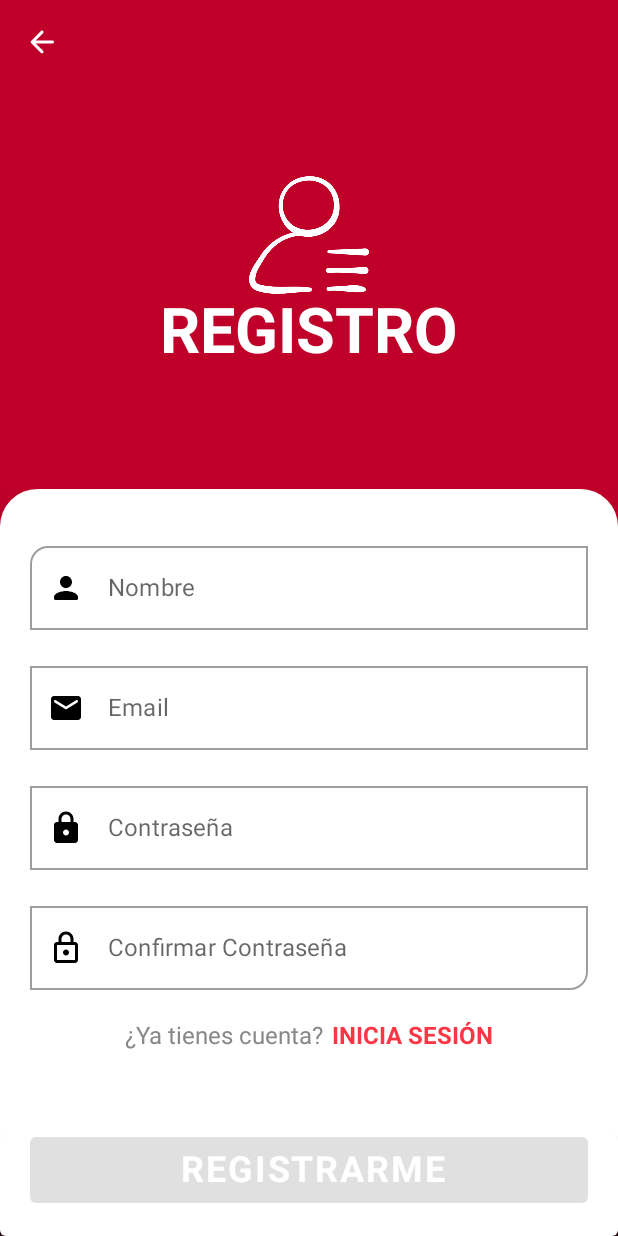
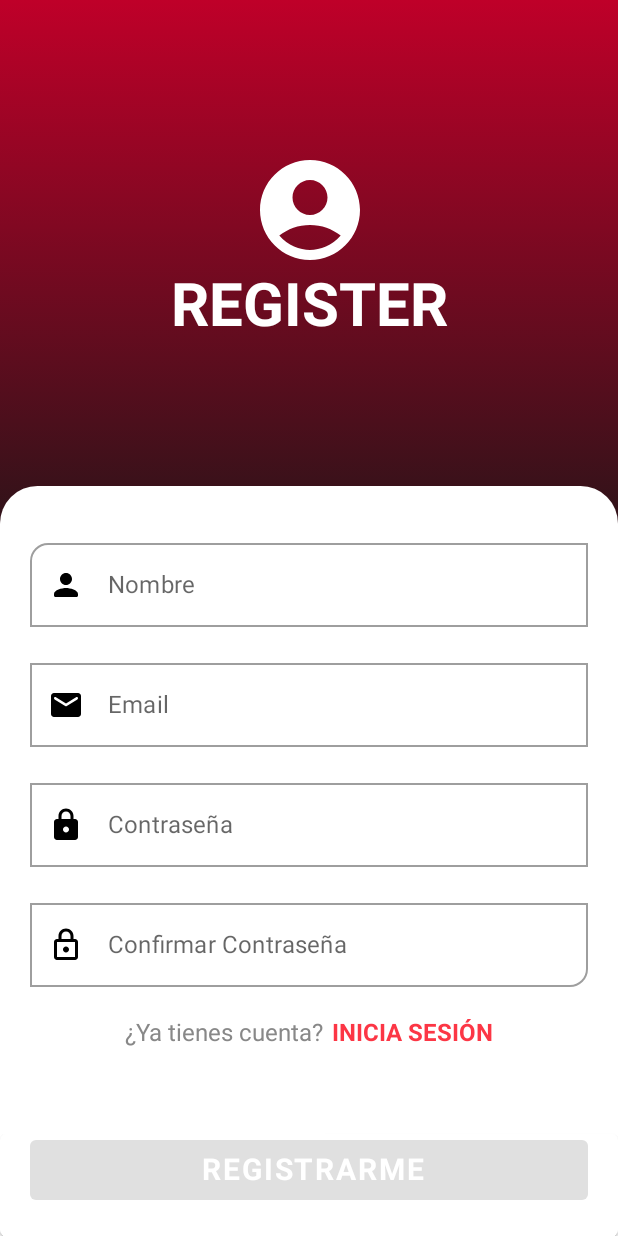
Before and after one commit to DiegoRodriguez3D/Quotes, an Android app built with Jetpack Compose: the SingupScreen screen opened through its navigation route, on a phone screen of 412 x 824 dp. Run offline under Robolectric (Android 15) with nearby library versions, the phone set to English and light mode, and no system bars; our stand-ins replace Dagger/Hilt's generated code, Firebase (no records; nobody signed in at launch, a user with empty details on screens opened directly).

Commit message:
Fix Diseño UI

```diff
--- a/app/src/main/java/com/diegoRB/quotes/presentation/components/DefaultButton.kt
+++ b/app/src/main/java/com/diegoRB/quotes/presentation/components/DefaultButton.kt
@@ -45,7 +45,7 @@ fun DefaultButton( //Introduzco parámetros en la función, de forma que pueda r
             Spacer(modifier = Modifier.width(5.dp))
             Text(
                 text = text,
-                fontSize = 24.sp,
+                fontSize = 20.sp,
                 fontWeight = FontWeight.Bold,
                 color = textColor
             )
--- a/app/src/main/java/com/diegoRB/quotes/presentation/components/DefaultTopBar.kt
+++ b/app/src/main/java/com/diegoRB/quotes/presentation/components/DefaultTopBar.kt
@@ -25,7 +25,7 @@ fun DefaultTopBar(
 ) {
     TopAppBar(
         modifier = Modifier.fillMaxWidth(),
-        title = {Text(text = title, fontSize =23.sp, color = contentColor)},
+        title = {Text(text = title, fontSize =14.sp, color = contentColor)},
         backgroundColor = color,
         elevation = 0.dp,
         navigationIcon = {
--- a/app/src/main/java/com/diegoRB/quotes/presentation/components/DefaultTopBarCentered.kt
+++ b/app/src/main/java/com/diegoRB/quotes/presentation/components/DefaultTopBarCentered.kt
@@ -12,7 +12,6 @@ import androidx.compose.ui.Modifier
 import androidx.compose.ui.text.font.FontWeight
 import androidx.compose.ui.text.style.TextAlign
 import androidx.compose.ui.unit.dp
-import androidx.compose.ui.unit.sp
 import androidx.navigation.NavHostController
 import com.diegoRB.quotes.presentation.ui.theme.White50
 
@@ -63,8 +62,7 @@ fun DefaultTopBarCentered(
                             textAlign = TextAlign.Center,
                             fontWeight = FontWeight.Bold,
                             maxLines = 1,
-                            color = contentColor,
-                            fontSize = 28.sp
+                            color = contentColor
                         )
                     }
                 }
--- a/app/src/main/java/com/diegoRB/quotes/presentation/components/DialogDeleteQuote.kt
+++ b/app/src/main/java/com/diegoRB/quotes/presentation/components/DialogDeleteQuote.kt
@@ -12,7 +12,6 @@ import androidx.compose.runtime.MutableState
 import androidx.compose.ui.Modifier
 import androidx.compose.ui.draw.clip
 import androidx.compose.ui.unit.dp
-import androidx.compose.ui.unit.sp
 import com.diegoRB.quotes.presentation.ui.theme.Black900
 import com.diegoRB.quotes.presentation.ui.theme.White50
 
@@ -33,7 +32,7 @@ fun DialogDeleteQuote(
             onDismissRequest = { status.value = false },
             backgroundColor = White50,
             title = {
-                Text(text = "¿Desea eliminar la publicación?", fontSize = 16.sp, color = Black900)
+                Text(text = "¿Desea eliminar la publicación?", color = Black900)
             },
             buttons = {
                 Row(
@@ -42,7 +41,7 @@ fun DialogDeleteQuote(
                 ) {
                     Button(
                         modifier = Modifier.width(130.dp),
-                        onClick = { status.value = false; deleteQuote() } //El status.value=false oculta el dialogo al seleccionar una de las opciones!
+                        onClick = { status.value = false; deleteQuote() }
                     ) {
                         Text(text = "Si", color = White50)
                     }
--- a/app/src/main/java/com/diegoRB/quotes/presentation/screens/detail_quote/components/DetailQuoteContent.kt
+++ b/app/src/main/java/com/diegoRB/quotes/presentation/screens/detail_quote/components/DetailQuoteContent.kt
@@ -71,7 +71,7 @@ fun DetailQuoteContent(viewModel: DetailQuoteViewModel = hiltViewModel()) {
                             Spacer(modifier = Modifier.width(10.dp))
                             Text(
                                 text = viewModel.quote.user?.name ?: "",
-                                fontSize = 20.sp,
+                                fontSize = 14.sp,
                                 fontWeight = FontWeight.Bold
                             )
                         }
@@ -113,7 +113,7 @@ fun DetailQuoteContent(viewModel: DetailQuoteViewModel = hiltViewModel()) {
 
                         Spacer(modifier = Modifier.width(10.dp))
 
-                        Text(text = viewModel.quote.category, fontSize = 20.sp, fontWeight = FontWeight.Bold, color = Color.White)
+                        Text(text = viewModel.quote.category, fontSize = 14.sp, fontWeight = FontWeight.Bold, color = Color.White)
                     }
                 }
             }
--- a/app/src/main/java/com/diegoRB/quotes/presentation/screens/login/LoginScreen.kt
+++ b/app/src/main/java/com/diegoRB/quotes/presentation/screens/login/LoginScreen.kt
@@ -8,12 +8,9 @@ import androidx.compose.ui.Modifier
 import androidx.compose.ui.unit.dp
 import androidx.hilt.navigation.compose.hiltViewModel
 import androidx.navigation.NavHostController
-import com.diegoRB.quotes.presentation.screens.login.LoginViewModel
 import com.diegoRB.quotes.presentation.components.DefaultButton
-import com.diegoRB.quotes.presentation.components.DefaultTopBar
 import com.diegoRB.quotes.presentation.screens.login.components.Login
 import com.diegoRB.quotes.presentation.screens.login.components.LoginContent
-import com.diegoRB.quotes.presentation.ui.theme.Red900
 import com.diegoRB.quotes.presentation.ui.theme.White50
 
 @SuppressLint("UnusedMaterialScaffoldPaddingParameter")
@@ -22,11 +19,7 @@ fun LoginScreen(navController: NavHostController, viewModel: LoginViewModel = hi
 
     Scaffold(
         topBar = {
-                 DefaultTopBar(
-                     title = "",
-                     hasNavBack = false,
-                     color = Red900
-                 )
+
         },
         content = {
             Column {
--- a/app/src/main/java/com/diegoRB/quotes/presentation/screens/login/components/LoginContent.kt
+++ b/app/src/main/java/com/diegoRB/quotes/presentation/screens/login/components/LoginContent.kt
@@ -2,7 +2,9 @@ package com.diegoRB.quotes.presentation.screens.login.components
 
 import androidx.compose.foundation.background
 import androidx.compose.foundation.layout.*
+import androidx.compose.foundation.rememberScrollState
 import androidx.compose.foundation.shape.RoundedCornerShape
+import androidx.compose.foundation.verticalScroll
 import androidx.compose.material.*
 import androidx.compose.material.icons.Icons
 import androidx.compose.material.icons.rounded.*
@@ -10,14 +12,12 @@ import androidx.compose.runtime.*
 import androidx.compose.ui.Alignment
 import androidx.compose.ui.Modifier
 import androidx.compose.ui.graphics.Brush
-import androidx.compose.ui.res.painterResource
 import androidx.compose.ui.text.font.FontWeight
 import androidx.compose.ui.text.input.KeyboardType
 import androidx.compose.ui.unit.dp
 import androidx.compose.ui.unit.sp
 import androidx.hilt.navigation.compose.hiltViewModel
 import androidx.navigation.NavHostController
-import com.diegoRB.quotes.R
 import com.diegoRB.quotes.presentation.components.DefaultTextField
 import com.diegoRB.quotes.presentation.screens.login.LoginViewModel
 import com.diegoRB.quotes.presentation.ui.theme.Black900
@@ -25,42 +25,42 @@ import com.diegoRB.quotes.presentation.ui.theme.Red900
 import com.diegoRB.quotes.presentation.ui.theme.White50
 
 @Composable
-fun LoginContent(navController: NavHostController,viewModel: LoginViewModel = hiltViewModel()) {
+fun LoginContent(navController: NavHostController, viewModel: LoginViewModel = hiltViewModel()) {
     val state = viewModel.state
 
-
-    Box(modifier = Modifier.fillMaxSize()) {
     Column(
         modifier = Modifier
             .fillMaxSize()
+            .verticalScroll(rememberScrollState())
             .background(
                 brush = Brush.verticalGradient(
                     colors = listOf(
                         Red900,
                         Black900,
                         White50
-                        ), startY = 400f, endY = 2200f
                     )
                 )
-        ){
-            Box(modifier = Modifier
-                .fillMaxWidth()
-                .height(250.dp)
+            ),
+        verticalArrangement = Arrangement.SpaceBetween,
+        horizontalAlignment = Alignment.CenterHorizontally
     ) {
         Column(
-                    modifier = Modifier.fillMaxSize(),
+            modifier = Modifier
+                .padding(top = 100.dp, bottom = 50.dp),
             horizontalAlignment = Alignment.CenterHorizontally,
-                    verticalArrangement = Arrangement.Center
         ) {
-                    Icon(modifier = Modifier.size(80.dp), painter = painterResource(id = R.drawable.login_icon ), contentDescription = "", tint = White50)
-                    Text(text = "LOGIN", fontSize = 42.sp, fontWeight = FontWeight.Bold, color = White50)
-                }
+            Icon(
+                modifier = Modifier.size(80.dp),
+                imageVector = Icons.Rounded.Person,
+                contentDescription = "",
+                tint = White50
+            )
+            Text(text = "LOGIN", fontSize = 40.sp, fontWeight = FontWeight.Bold, color = White50)
         }
 
         Card(
             modifier = Modifier
-                    .padding(top = 20.dp, bottom = 40.dp)
-                    .fillMaxSize(),
+                .height(500.dp),
             shape = RoundedCornerShape(25.dp),
             backgroundColor = White50,
             elevation = 0.dp
@@ -69,18 +69,19 @@ fun LoginContent(navController: NavHostController,viewModel: LoginViewModel = hi
                 modifier = Modifier
                     .fillMaxSize()
                     .padding(vertical = 30.dp, horizontal = 20.dp),
-                    horizontalAlignment = Alignment.CenterHorizontally
+                horizontalAlignment = Alignment.CenterHorizontally,
+                verticalArrangement = Arrangement.Top
             ) {
                 DefaultTextField(
                     modifier = Modifier.fillMaxWidth(),
                     value = state.email,
-                        onValueChange = {viewModel.onEmailInput(it)},
+                    onValueChange = { viewModel.onEmailInput(it) },
                     label = "Email",
                     icon = Icons.Rounded.Email,
                     tipo = KeyboardType.Email,
                     shape = RoundedCornerShape(topStart = 12.dp),
                     errorMsg = viewModel.emailErrMsg,
-                        validateField = {viewModel.validateEmail()}
+                    validateField = { viewModel.validateEmail() }
                 )
 
                 Spacer(modifier = Modifier.height(5.dp))
@@ -88,14 +89,14 @@ fun LoginContent(navController: NavHostController,viewModel: LoginViewModel = hi
                 DefaultTextField(
                     modifier = Modifier.fillMaxWidth(),
                     value = state.password,
-                        onValueChange = {viewModel.onPasswordInput(it)},
+                    onValueChange = { viewModel.onPasswordInput(it) },
                     label = "Contraseña",
                     icon = Icons.Rounded.Lock,
                     tipo = KeyboardType.Password,
                     hideText = true,
                     shape = RoundedCornerShape(bottomEnd = 12.dp),
                     errorMsg = viewModel.passErrMsg,
-                        validateField = {viewModel.validatePassword()}
+                    validateField = { viewModel.validatePassword() }
                 )
 
                 Spacer(modifier = Modifier.height(5.dp))
@@ -105,4 +106,3 @@ fun LoginContent(navController: NavHostController,viewModel: LoginViewModel = hi
         }
     }
 }
-}
--- a/app/src/main/java/com/diegoRB/quotes/presentation/screens/singup/SingupScreen.kt
+++ b/app/src/main/java/com/diegoRB/quotes/presentation/screens/singup/SingupScreen.kt
@@ -10,10 +10,8 @@ import androidx.compose.ui.unit.dp
 import androidx.hilt.navigation.compose.hiltViewModel
 import androidx.navigation.NavHostController
 import com.diegoRB.quotes.presentation.components.DefaultButton
-import com.diegoRB.quotes.presentation.components.DefaultTopBar
 import com.diegoRB.quotes.presentation.screens.singup.components.Singup
 import com.diegoRB.quotes.presentation.screens.singup.components.SingupContent
-import com.diegoRB.quotes.presentation.ui.theme.Red900
 import com.diegoRB.quotes.presentation.ui.theme.White50
 
 @SuppressLint("UnusedMaterialScaffoldPaddingParameter")
@@ -21,12 +19,6 @@ import com.diegoRB.quotes.presentation.ui.theme.White50
 fun SingupScreen(navController: NavHostController, viewModel: SingupViewModel = hiltViewModel()) {
     Scaffold(
         topBar = {
-                 DefaultTopBar(
-                     title = "",
-                     hasNavBack = true,
-                     navController = navController,
-                     color = Red900
-                 )
         },
         content = {
                 SingupContent(navController)
--- a/app/src/main/java/com/diegoRB/quotes/presentation/screens/singup/components/SingupContent.kt
+++ b/app/src/main/java/com/diegoRB/quotes/presentation/screens/singup/components/SingupContent.kt
@@ -2,10 +2,13 @@ package com.diegoRB.quotes.presentation.screens.singup.components
 
 import androidx.compose.foundation.background
 import androidx.compose.foundation.layout.*
+import androidx.compose.foundation.rememberScrollState
 import androidx.compose.foundation.shape.RoundedCornerShape
+import androidx.compose.foundation.verticalScroll
 import androidx.compose.material.*
 import androidx.compose.material.icons.Icons
 import androidx.compose.material.icons.outlined.Lock
+import androidx.compose.material.icons.rounded.AccountCircle
 import androidx.compose.material.icons.rounded.Email
 import androidx.compose.material.icons.rounded.Lock
 import androidx.compose.material.icons.rounded.Person
@@ -13,14 +16,12 @@ import androidx.compose.runtime.*
 import androidx.compose.ui.Alignment
 import androidx.compose.ui.Modifier
 import androidx.compose.ui.graphics.Brush
-import androidx.compose.ui.res.painterResource
 import androidx.compose.ui.text.font.FontWeight
 import androidx.compose.ui.text.input.KeyboardType
 import androidx.compose.ui.unit.dp
 import androidx.compose.ui.unit.sp
 import androidx.hilt.navigation.compose.hiltViewModel
 import androidx.navigation.NavHostController
-import com.diegoRB.quotes.R
 import com.diegoRB.quotes.presentation.components.DefaultTextField
 import com.diegoRB.quotes.presentation.screens.singup.SingupViewModel
 import com.diegoRB.quotes.presentation.ui.theme.Black900
@@ -28,43 +29,43 @@ import com.diegoRB.quotes.presentation.ui.theme.Red900
 import com.diegoRB.quotes.presentation.ui.theme.White50
 
 @Composable
-fun SingupContent(navController: NavHostController,viewModel: SingupViewModel = hiltViewModel()) {
+fun SingupContent(navController: NavHostController, viewModel: SingupViewModel = hiltViewModel()) {
 
     val state = viewModel.state
 
-
-    Box(modifier = Modifier.fillMaxSize()) {
     Column(
         modifier = Modifier
             .fillMaxSize()
+            .verticalScroll(rememberScrollState())
             .background(
                 brush = Brush.verticalGradient(
                     colors = listOf(
                         Red900,
                         Black900,
                         White50
-                        ), startY = 400f, endY = 2200f
                     )
                 )
-        ){
-            Box(modifier = Modifier
-                .fillMaxWidth()
-                .height(250.dp)
+            ),
+        verticalArrangement = Arrangement.SpaceBetween,
+        horizontalAlignment = Alignment.CenterHorizontally
     ) {
         Column(
-                    modifier = Modifier.fillMaxSize(),
+            modifier = Modifier
+                .padding(top = 100.dp, bottom = 50.dp),
             horizontalAlignment = Alignment.CenterHorizontally,
-                    verticalArrangement = Arrangement.Center
         ) {
-                    Icon(modifier = Modifier.size(80.dp), painter = painterResource(id = R.drawable.register_icon), contentDescription = "", tint = White50)
-                    Text(text = "REGISTRO", fontSize = 42.sp, fontWeight = FontWeight.Bold, color = White50)
-                }
+            Icon(
+                modifier = Modifier.size(80.dp),
+                imageVector = Icons.Rounded.AccountCircle,
+                contentDescription = "",
+                tint = White50
+            )
+            Text(text = "REGISTER", fontSize = 40.sp, fontWeight = FontWeight.Bold, color = White50)
         }
 
         Card(
             modifier = Modifier
-                    .padding(top = 20.dp, bottom = 40.dp)
-                    .fillMaxSize(),
+                .height(500.dp),
             shape = RoundedCornerShape(25.dp),
             backgroundColor = White50,
             elevation = 0.dp
@@ -73,54 +74,56 @@ fun SingupContent(navController: NavHostController,viewModel: SingupViewModel =
                 modifier = Modifier
                     .fillMaxSize()
                     .padding(vertical = 30.dp, horizontal = 20.dp),
-                    horizontalAlignment = Alignment.CenterHorizontally
+                horizontalAlignment = Alignment.CenterHorizontally,
+                verticalArrangement = Arrangement.Top
             ) {
+
                 DefaultTextField(
                     modifier = Modifier.fillMaxWidth(),
                     value = state.name,
-                        onValueChange = {viewModel.onNameInput(it)},
+                    onValueChange = { viewModel.onNameInput(it) },
                     label = "Nombre",
                     icon = Icons.Rounded.Person,
                     tipo = KeyboardType.Text,
                     shape = RoundedCornerShape(topStart = 12.dp),
                     errorMsg = viewModel.nameErrMsg,
-                        validateField = {viewModel.validateName()}
+                    validateField = { viewModel.validateName() }
                 )
 
                 DefaultTextField(
                     modifier = Modifier.fillMaxWidth(),
                     value = state.email,
-                        onValueChange = {viewModel.onEmailInput(it)},
+                    onValueChange = { viewModel.onEmailInput(it) },
                     label = "Email",
                     icon = Icons.Rounded.Email,
                     tipo = KeyboardType.Email,
                     errorMsg = viewModel.emailErrMsg,
-                        validateField = {viewModel.validateEmail()}
+                    validateField = { viewModel.validateEmail() }
                 )
 
                 DefaultTextField(
                     modifier = Modifier.fillMaxWidth(),
                     value = state.password,
-                        onValueChange = {viewModel.onPasswordInput(it)},
+                    onValueChange = { viewModel.onPasswordInput(it) },
                     label = "Contraseña",
                     icon = Icons.Rounded.Lock,
                     tipo = KeyboardType.Password,
                     hideText = true,
                     errorMsg = viewModel.passErrMsg,
-                        validateField = {viewModel.validatePassword()}
+                    validateField = { viewModel.validatePassword() }
                 )
 
                 DefaultTextField(
                     modifier = Modifier.fillMaxWidth(),
                     value = state.confirmPassword,
-                        onValueChange = {viewModel.onConfirmPasswordInput(it)},
+                    onValueChange = { viewModel.onConfirmPasswordInput(it) },
                     label = "Confirmar Contraseña",
                     icon = Icons.Outlined.Lock,
                     tipo = KeyboardType.Password,
                     hideText = true,
                     shape = RoundedCornerShape(bottomEnd = 12.dp),
                     errorMsg = viewModel.confirmPassErrMsg,
-                        validateField = {viewModel.validateConfirmPassword()}
+                    validateField = { viewModel.validateConfirmPassword() }
                 )
 
                 Spacer(modifier = Modifier.height(5.dp))
@@ -130,4 +133,3 @@ fun SingupContent(navController: NavHostController,viewModel: SingupViewModel =
         }
     }
 }
-}
--- a/app/src/main/java/com/diegoRB/quotes/presentation/screens/update_Quotes/UpdateQuoteScreen.kt
+++ b/app/src/main/java/com/diegoRB/quotes/presentation/screens/update_Quotes/UpdateQuoteScreen.kt
@@ -12,7 +12,7 @@ import androidx.navigation.NavHostController
 import com.diegoRB.quotes.presentation.components.DefaultButton
 import com.diegoRB.quotes.presentation.components.DefaultTopBar
 import com.diegoRB.quotes.presentation.screens.update_Quotes.components.UpdateQuote
-import com.diegoRB.quotes.presentation.screens.update_Quotes.components.UpdatePostContent
+import com.diegoRB.quotes.presentation.screens.update_Quotes.components.UpdateQuotesContent
 import com.diegoRB.quotes.presentation.ui.theme.Red900
 import com.diegoRB.quotes.presentation.ui.theme.White50
 
@@ -29,7 +29,7 @@ fun UpdateQuoteScreen(navController: NavHostController,
                      color = Red900
                  )
         },
-        content = { UpdatePostContent() },
+        content = { UpdateQuotesContent() },
         bottomBar = {
             Card(backgroundColor = White50) {
                 DefaultButton(
```
Also changed, not shown: app/src/main/java/com/diegoRB/quotes/presentation/screens/my_quotes/components/MyQuotesCard.kt (+5 -2 lines), app/src/main/java/com/diegoRB/quotes/presentation/screens/new_quote/components/NewQuoteContent.kt (+6 -5 lines), app/src/main/java/com/diegoRB/quotes/presentation/screens/profile/components/ProfileContent.kt (+5 -6 lines), app/src/main/java/com/diegoRB/quotes/presentation/screens/profile_update/components/ProfileUpdateContent.kt (+32 -16 lines), app/src/main/java/com/diegoRB/quotes/presentation/screens/quotes/components/QuotesCard.kt (+71 -27 lines), app/src/main/java/com/diegoRB/quotes/presentation/screens/update_Quotes/components/UpdateQuotesContent.kt (renamed from app/src/main/java/com/diegoRB/quotes/presentation/screens/update_Quotes/components/UpdatePostContent.kt, +5 -5 lines), app/src/main/res/drawable/add_img_icon.png, app/src/main/res/drawable/health_icon.png, app/src/main/res/drawable/productivity_icon.png, app/src/main/res/drawable/sports_icon.png. Lines whose indentation alone changed are shown as unchanged.
